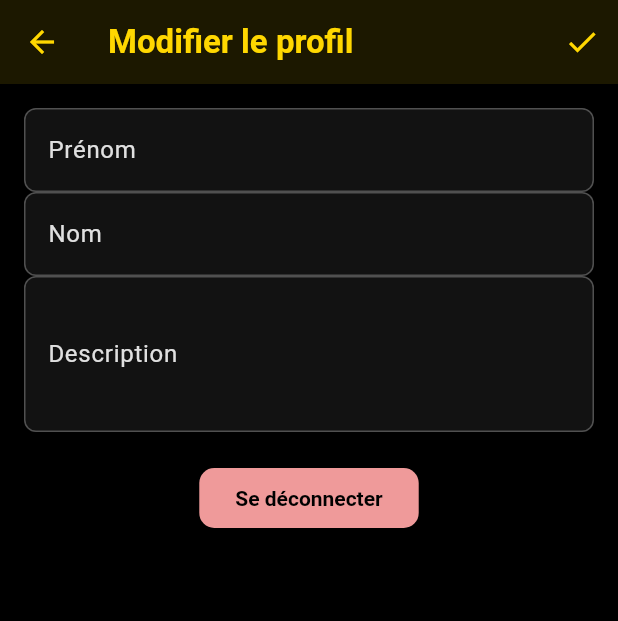
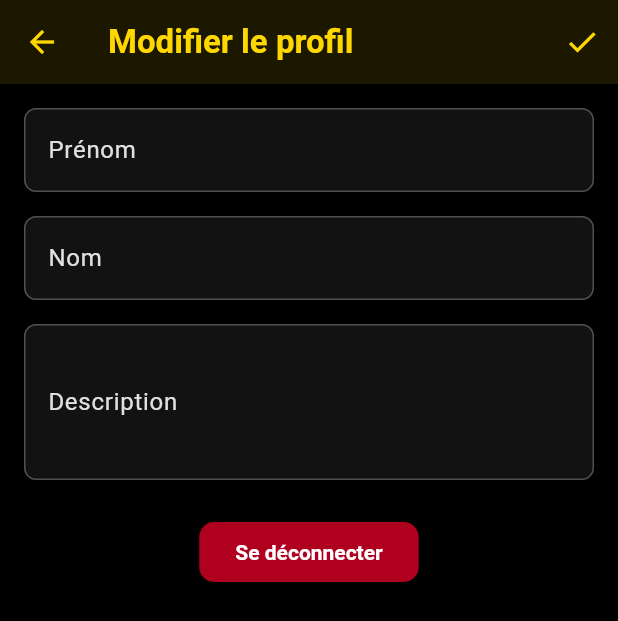
Before and after one commit to Soif2Sang/imt-flutter-projet, a Flutter app: the PageNavigation screen opened directly, item 5 of the bottom bar chosen, after a tap on "Modifier le profil", on a phone screen of 412 x 824 dp. Shown: the top 621 px of the screen. Run offline on Flutter 3.47's test engine with Material 3 defaults, Android fonts, the phone set to English and light mode, and no system bars; our stand-ins replace cloud_firestore, firebase_auth, firebase_core, firebase_storage, image_picker; accounts and stored records are empty; network calls fail.

Commit message:
Update theme, update README

```diff
--- a/lib/pages/page_modifier_profil.dart
+++ b/lib/pages/page_modifier_profil.dart
@@ -121,19 +121,32 @@ class _ModifierProfilState extends State<ModifierProfil> {
               controller: surnameController,
               decoration: const InputDecoration(labelText: 'Prénom'),
             ),
+
+            // Ajout d'un espace entre les champs de texte
+            const SizedBox(height: 16), // Ajustez la hauteur selon vos besoins
+
             TextField(
               controller: nameController,
               decoration: const InputDecoration(labelText: 'Nom'),
             ),
+
+            // Ajout d'un espace entre les champs de texte
+            const SizedBox(height: 16), // Ajustez la hauteur selon vos besoins
+
             TextField(
               controller: descriptionController,
               decoration: const InputDecoration(labelText: 'Description'),
               maxLines: 3,
             ),
-            const SizedBox(height: 20),
+
+            const SizedBox(height: 24),
+
             ElevatedButton(
               onPressed: _onLogout,
-              style: ElevatedButton.styleFrom(backgroundColor: Colors.red[200]),
+              style: ElevatedButton.styleFrom(
+                backgroundColor: Theme.of(context).colorScheme.error, // Couleur d'erreur pour le bouton de déconnexion
+                foregroundColor: Theme.of(context).colorScheme.onError, // Couleur du texte sur la couleur d'erreur
+              ),
               child: const Text('Se déconnecter'),
             ),
           ],
--- a/lib/widgets/widget_post.dart
+++ b/lib/widgets/widget_post.dart
@@ -1,3 +1,4 @@
+import 'package:chti_face_bouc/widgets/widget_member_header.dart';
 import 'package:flutter/material.dart';
 import '../modeles/post.dart';
 import '../pages/page_detail_post_page.dart';
@@ -21,7 +22,7 @@ class WidgetPost extends StatelessWidget {
       clipBehavior: Clip.antiAlias, // Helps InkWell ripple conform to Card shape
       child: Column( // Changed outer Container to Column for direct children management
         children: [
-          // Padding added around the content if needed, or keep it in ContenuPost
+          // Padding added around the content if needed, or keep it in ContenuPostivider height 1 is often visually better
           Padding(
             padding: const EdgeInsets.fromLTRB(8, 8, 8, 0), // Adjust padding as needed
             child: ContenuPost(post: post),
```
Also changed, not shown: lib/widgets/widget_contenu_post.dart (+8 -2 lines), 1 other file.
